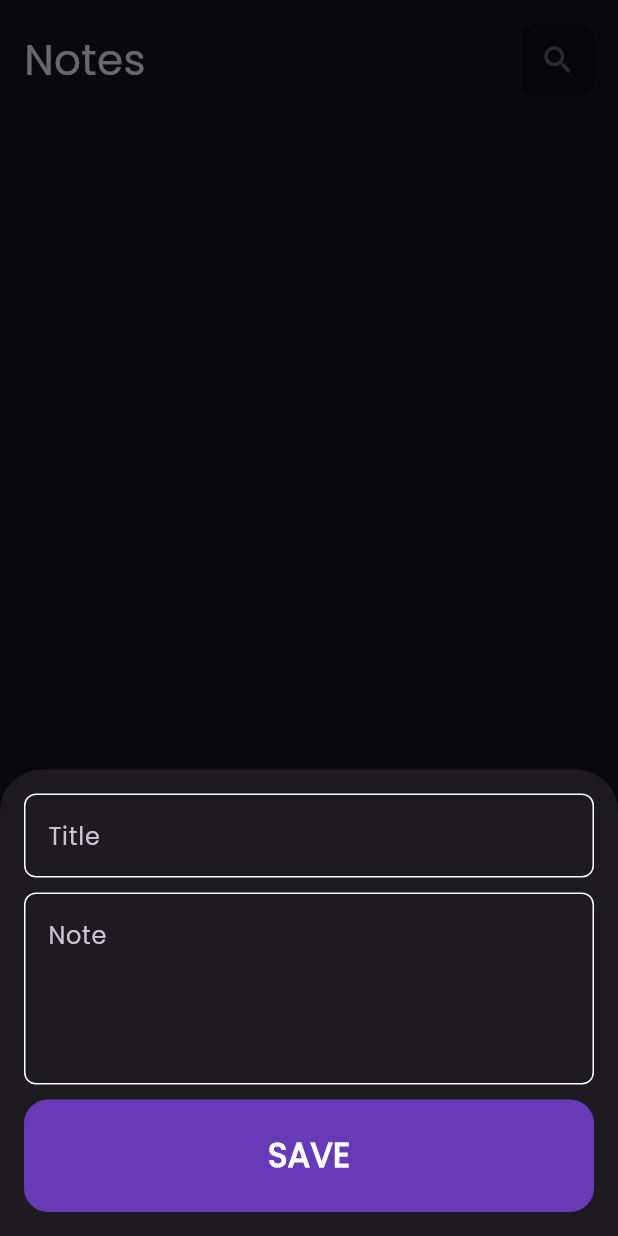
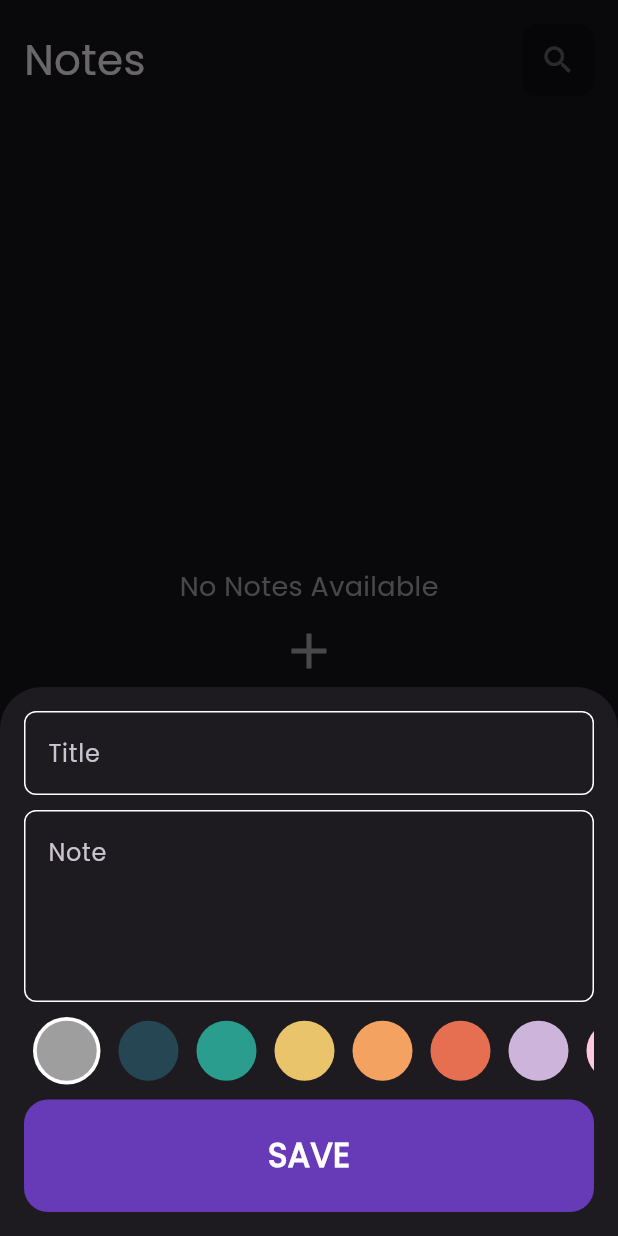
Before and after one commit to Marwanhoo/flutter_notes_app_hive, a Flutter app: the screen it shows after launch, after a tap on the "add" icon, on a phone screen of 412 x 824 dp. Run offline on Flutter 3.47's test engine with Material 3 defaults, Android fonts, the light colour scheme and no system bars; our stand-ins replace bloc, flutter_bloc, hive, hive_flutter; accounts and stored records are empty.

Commit message:
Colors and notes empty

```diff
--- a/lib/cubits/add_note/add_note_cubit.dart
+++ b/lib/cubits/add_note/add_note_cubit.dart
@@ -8,15 +8,24 @@ part 'add_note_state.dart';
 class AddNoteCubit extends Cubit<AddNoteState> {
   AddNoteCubit() : super(AddNoteInitial());
 
-
-  addNote(NoteModel noteModel)async{
+  Color color = Colors.grey;
+  addNote(NoteModel noteModel) async {
+    noteModel.color = color.value;
     emit(AddNoteLoading());
-    try{
+    try {
       var notesBox = Hive.box<NoteModel>(nameOpenBox);
       await notesBox.add(noteModel);
       emit(AddNoteSuccess());
-    }catch (e){
+    } catch (e) {
       emit(AddNoteFailure(e.toString()));
     }
   }
+
+  int? currentIndex;
+  changeItem(int index) {
+    currentIndex = index;
+
+
+    emit(ChangeItemState());
+  }
 }
--- a/lib/cubits/add_note/add_note_state.dart
+++ b/lib/cubits/add_note/add_note_state.dart
@@ -14,3 +14,6 @@ class AddNoteFailure extends AddNoteState {
 
   AddNoteFailure(this.errorMessage);
 }
+
+
+class ChangeItemState extends AddNoteState{}
--- a/lib/models/note_model.dart
+++ b/lib/models/note_model.dart
@@ -4,7 +4,7 @@ part 'note_model.g.dart';
 @HiveType(typeId: 0)
 class NoteModel extends HiveObject {
   @HiveField(0)
-   String title;
+  String title;
   @HiveField(1)
    String subtitle;
   @HiveField(2)
--- a/lib/widgets/add_note_form.dart
+++ b/lib/widgets/add_note_form.dart
@@ -42,6 +42,8 @@ class _AddNoteFormState extends State<AddNoteForm> {
             maxLines: 4,
           ),
           const SizedBox(height: 10),
+          const ColorsListView(),
+          const SizedBox(height: 10),
           BlocBuilder<AddNoteCubit, AddNoteState>(
             builder: (context, state) {
               return CustomButton(
@@ -51,12 +53,15 @@ class _AddNoteFormState extends State<AddNoteForm> {
                     formKey.currentState!.save();
 
                     var currentDate = DateTime.now();
-                    var formattedCurrentData = DateFormat('dd-mm-yyyy').format(currentDate);
+                    var formattedCurrentData =
+                        DateFormat('dd-MM-yyyy').format(currentDate);
                     NoteModel noteModel = NoteModel(
                       title: title!,
                       subtitle: subtitle!,
                       date: formattedCurrentData,
-                      color: Colors.blue.value,
+                      color:
+                          BlocProvider.of<AddNoteCubit>(context).color.value,
+
                     );
                     BlocProvider.of<AddNoteCubit>(context).addNote(noteModel);
                   } else {
@@ -74,3 +79,78 @@ class _AddNoteFormState extends State<AddNoteForm> {
     );
   }
 }
+
+class ColorsListView extends StatefulWidget {
+  const ColorsListView({super.key});
+
+  @override
+  State<ColorsListView> createState() => _ColorsListViewState();
+}
+
+class _ColorsListViewState extends State<ColorsListView> {
+  int currentIndex = 0;
+
+  final List<Color> colors = const [
+    Colors.grey,
+    Color(0xff264653),
+    Color(0xff2a9d8f),
+    Color(0xffe9c46a),
+    Color(0xfff4a261),
+    Color(0xffe76f51),
+    Color(0xffcdb4db),
+    Color(0xffffc8dd),
+    Color(0xffffafcc),
+    Color(0xffbde0fe),
+    Color(0xffa2d2ff),
+  ];
+
+  @override
+  Widget build(BuildContext context) {
+    return SizedBox(
+      height: 22.5 * 2,
+      child: ListView.builder(
+        scrollDirection: Axis.horizontal,
+        itemBuilder: (context, index) {
+          return Padding(
+            padding: const EdgeInsets.symmetric(horizontal: 6),
+            child: GestureDetector(
+              onTap: () {
+                currentIndex = index;
+                BlocProvider.of<AddNoteCubit>(context).color = colors[index];
+                setState(() {});
+              },
+              child: ColorItem(
+                isActive: currentIndex == index,
+                color: colors[index],
+              ),
+            ),
+          );
+        },
+        itemCount: colors.length,
+      ),
+    );
+  }
+}
+
+class ColorItem extends StatelessWidget {
+  const ColorItem({super.key, required this.isActive, required this.color});
+
+  final bool isActive;
+
+  final Color color;
+
+  @override
+  Widget build(BuildContext context) {
+    return isActive
+        ? CircleAvatar(
+            radius: 22.5,
+            backgroundColor: Colors.white,
+            child: CircleAvatar(
+              backgroundColor: color,
+            ),
+          )
+        : CircleAvatar(
+            backgroundColor: color,
+          );
+  }
+}
--- a/lib/widgets/note_item.dart
+++ b/lib/widgets/note_item.dart
@@ -30,8 +30,7 @@ class NoteItem extends StatelessWidget {
               bottom: 16,
             ),
             decoration: BoxDecoration(
-              //Color
-              color: Colors.grey,
+              color: Color(noteModel.color),
               borderRadius: BorderRadius.circular(10),
             ),
             child: Column(
@@ -76,7 +75,7 @@ class NoteItem extends StatelessWidget {
                       style: ElevatedButton.styleFrom(
                         backgroundColor: Colors.red,
                         foregroundColor: Colors.white,
-                        fixedSize: Size(125, 0),
+                        fixedSize: const Size(125, 0),
                       ),
                         onPressed: () {
                         noteModel.delete();
@@ -103,7 +102,7 @@ class NoteItem extends StatelessWidget {
           ElevatedButton.icon(
             style: ElevatedButton.styleFrom(
               foregroundColor: Colors.white,
-              fixedSize: Size(125, 0),
+              fixedSize: const Size(125, 0),
             ),
             onPressed: () {
               Navigator.of(context).push(
--- a/lib/widgets/notes_list_view.dart
+++ b/lib/widgets/notes_list_view.dart
@@ -12,6 +12,32 @@ class NotesListView extends StatelessWidget {
     return BlocBuilder<NotesCubit, NotesState>(
       builder: (context, state) {
         List<NoteModel> notes = BlocProvider.of<NotesCubit>(context).notes ?? [];
+
+        if (notes.isEmpty) {
+          return const Center(
+            child: Column(
+              mainAxisAlignment: MainAxisAlignment.center,
+              children: [
+                Text(
+                  "No Notes Available",
+                  style: TextStyle(fontSize: 18, color: Colors.grey),
+                ),
+                SizedBox(height: 10), // Add some space between the text and the icon
+                Icon(
+                  Icons.add,
+                   size: 40,
+                  color: Colors.grey,
+                ),
+                SizedBox(height: 10), // Add some space between the icon and the additional text
+                Text(
+                  textAlign: TextAlign.center,
+                  "Create your first note by clicking the add button",
+                  style: TextStyle(fontSize: 16, color: Colors.grey),
+                ),
+              ],
+            ),
+          );
+        }
         return ListView.separated(
           itemBuilder: (context, index) {
             return NoteItem(
```
Also changed, not shown: lib/widgets/add_note_bottom_sheet.dart (+6 -5 lines).
